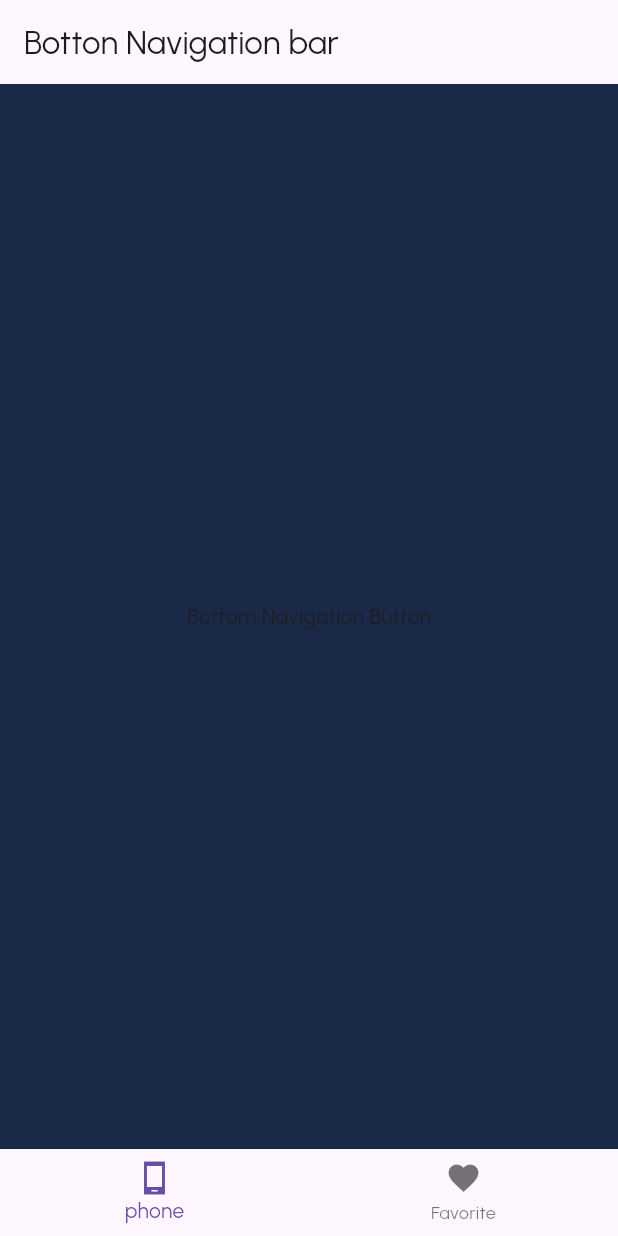
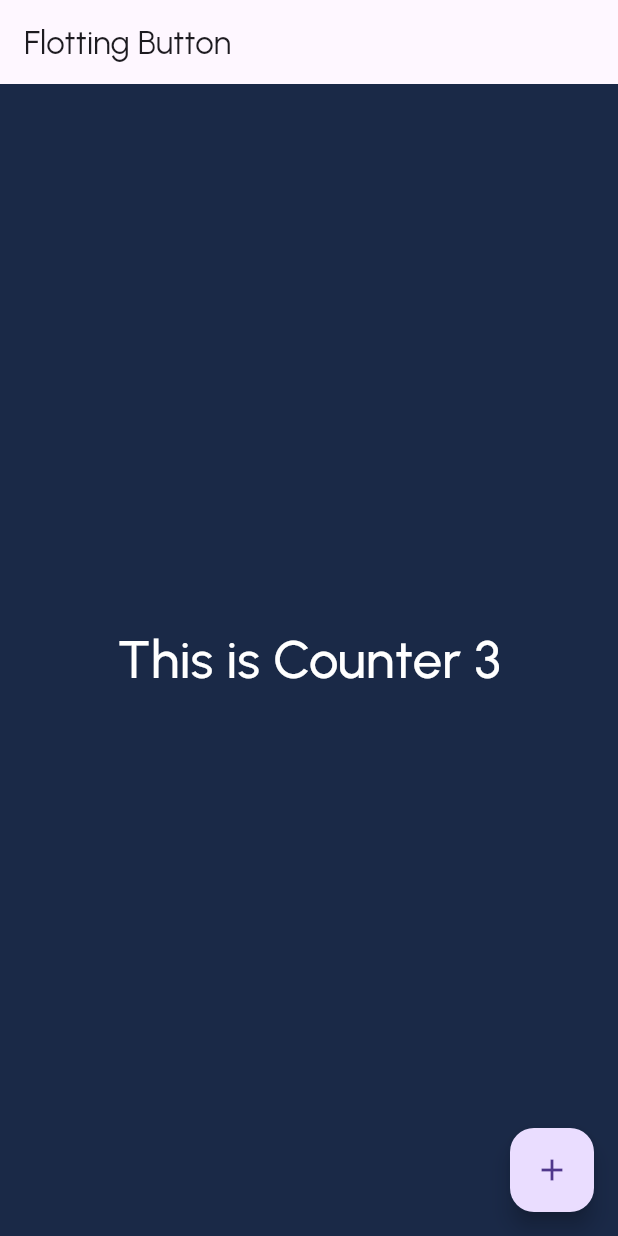
Before and after one commit to KHALEDKHLYAN/Flutter_Messaging-App, a Flutter app: the screen it shows after launch, scrolled down 68 dp, after a tap on "Log in", on a phone screen of 412 x 824 dp. Run offline on Flutter 3.47's test engine with Material 3 defaults, Android fonts, the phone set to English and light mode, and no system bars.

Commit message:
Floating Button

```diff
--- a/lib/main.dart
+++ b/lib/main.dart
@@ -2,6 +2,7 @@
 
 import 'package:blog_app/pages/home_page.dart';
 import 'package:blog_app/pages/main_page.dart';
+import 'package:blog_app/pages/test_page.dart';
 import 'package:blog_app/styles/app_colors.dart';
 import 'package:flutter/material.dart';
 import 'pages/login_reg.dart';
@@ -28,6 +29,7 @@ class MyApp extends StatelessWidget {
         '/': (context) => LoginRegisterPage(),
         '/home': (context) => HomePage(),
         '/main': (context) => MainPage(),
+        '/testpage': (context) => TestPage(),
       },
     );
   }
--- a/lib/pages/login_reg.dart
+++ b/lib/pages/login_reg.dart
@@ -90,7 +90,7 @@ class _LoginRegisterPageState extends State<LoginRegisterPage> {
                   width: double.infinity,
                   child: ElevatedButton(
                     onPressed: () {
-                      Navigator.of(context).pushReplacementNamed('/main');
+                      Navigator.of(context).pushReplacementNamed('/testpage');
                     },
                     style: ElevatedButton.styleFrom(
                       backgroundColor: Colors.amber,
--- /dev/null
+++ b/lib/pages/test_page.dart
@@ -0,0 +1,22 @@
+// ignore_for_file: prefer_const_constructors
+
+import 'package:flutter/material.dart';
+
+class TestPage extends StatelessWidget {
+  final int count = 3;
+  const TestPage({super.key});
+
+  @override
+  Widget build(BuildContext context) {
+    return Scaffold(
+      appBar: AppBar(
+        title: Text("Flotting Button"),
+      ),
+      body: Center(
+        child: Text('This is Counter $count', style: TextStyle(color: Colors.white, fontWeight: FontWeight.w500, fontSize: 35),),
+      ),
+      floatingActionButton: FloatingActionButton(onPressed: (){},
+      child: Icon(Icons.add),),
+    );
+  }
+}
```
